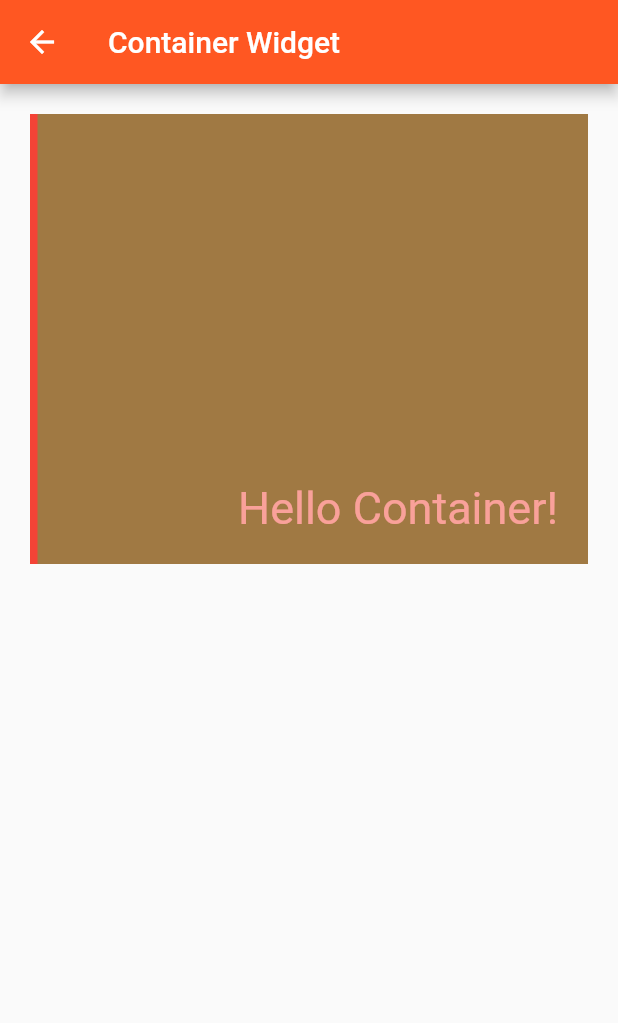
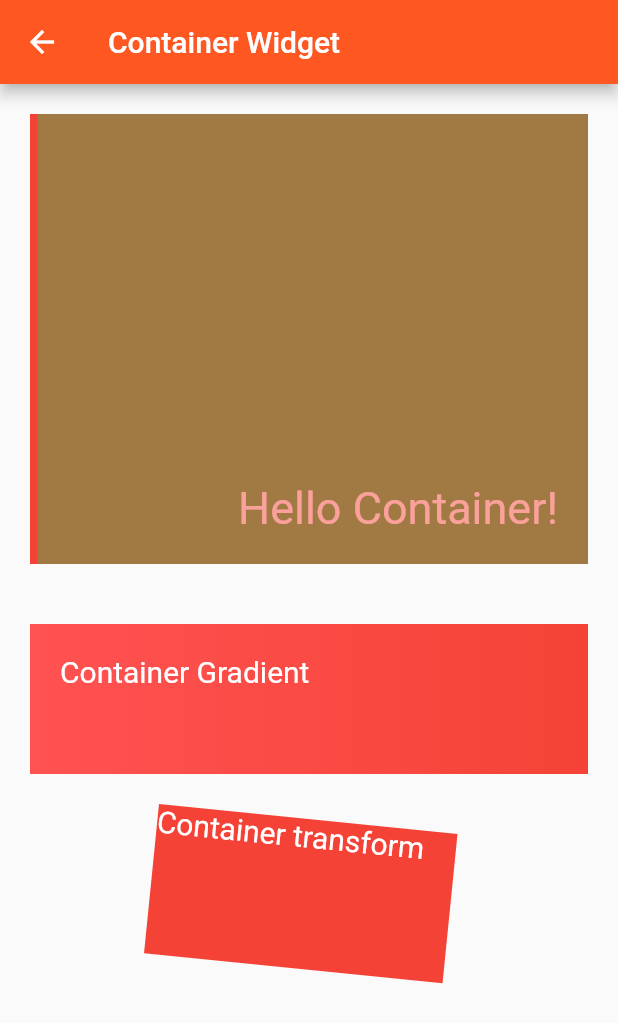
Before and after one commit to lohanidamodar/flutter_widgets, a Flutter app: the ContainerPage screen opened by its route, on a phone screen of 412 x 824 dp. Shown: the top 1023 px of the screen. Run offline on Flutter 3.47's test engine with Material 2 defaults, Android fonts, the phone set to English and light mode, and no system bars.

Commit message:
few more container properties

```diff
--- a/lib/container.dart
+++ b/lib/container.dart
@@ -7,7 +7,10 @@ class ContainerPage extends StatelessWidget {
       appBar: AppBar(
         title: Text('Container Widget'),
       ),
-      body: Container(
+      body: SingleChildScrollView(
+        child: Column(
+          children: <Widget>[
+            Container(
               width: double.infinity,
               height: 300,
               alignment: Alignment.bottomRight,
@@ -29,6 +32,34 @@ class ContainerPage extends StatelessWidget {
                 color: Colors.white
               ),)
             ),
+            Container(
+              width: double.infinity,
+              height: 100,
+              decoration: BoxDecoration(
+                gradient: LinearGradient(
+                  colors: [Colors.redAccent, Colors.red]
+                )
+              ),
+              padding: EdgeInsets.all(20.0),
+              margin: EdgeInsets.all(20.0),
+              child: Text("Container Gradient",style: TextStyle(
+                fontSize: 20.0,
+                color: Colors.white
+              ),)
+            ),
+            Container(
+              width: 200,
+              height: 100,
+              color: Colors.red,
+              transform: Matrix4.rotationZ(0.1),
+              child: Text("Container transform",style: TextStyle(
+                fontSize: 20.0,
+                color: Colors.white
+              ),)
+            ),
+          ],
+        ),
+      ),
     );
   }
 }
```
Lines whose indentation alone changed are shown as unchanged.
